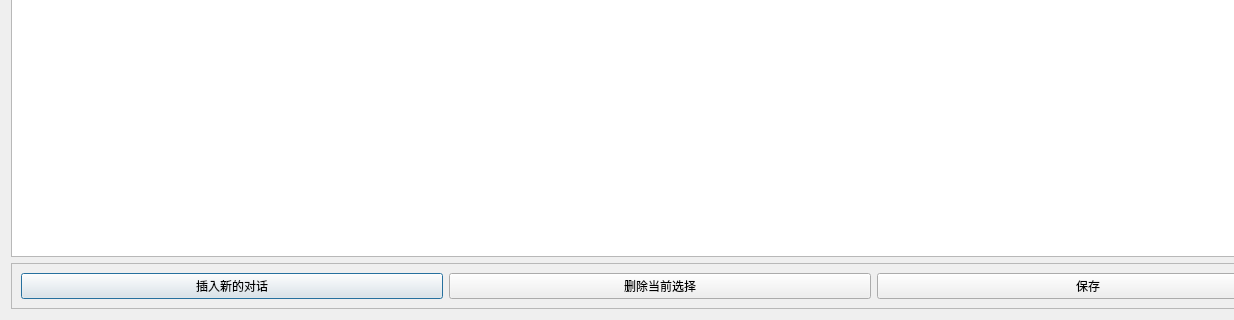
hermixy/ploteditor, file src/plotviewer/plotviewer.ui: the form before one commit; both pictures show x 0 to 1234 and y 176 to 496 of the 1320 by 496 pixel window.
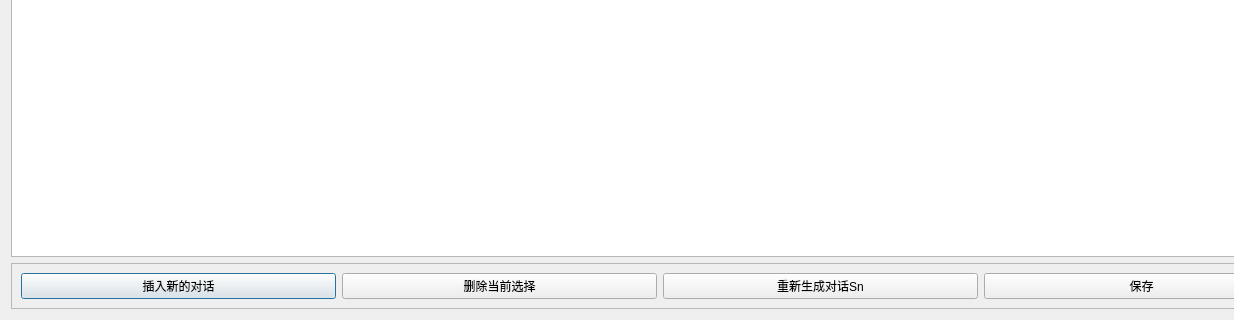
The form after the commit.

The edit to the form file:
```diff
--- a/src/plotviewer/plotviewer.ui
+++ b/src/plotviewer/plotviewer.ui
@@ -101,6 +101,18 @@
         </property>
        </widget>
       </item>
+      <item>
+       <widget class="QPushButton" name="btnRegenerate">
+        <property name="font">
+         <font>
+          <pointsize>9</pointsize>
+         </font>
+        </property>
+        <property name="text">
+         <string>重新生成对话Sn</string>
+        </property>
+       </widget>
+      </item>
       <item>
        <widget class="QPushButton" name="btnSave">
         <property name="font">
```
